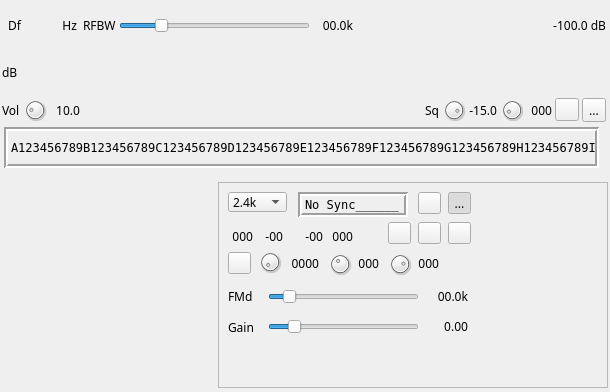
Qt form plugins/channelrx/demoddsd/dsddemodgui.ui (f4exb/sdrangel) before a commit.
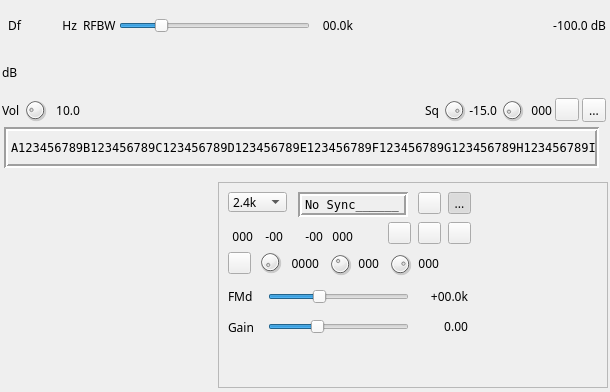
The same form after that commit. Icons and pictures are not drawn. Custom widgets are drawn as their Qt base class.

```diff
--- a/plugins/channelrx/demoddsd/dsddemodgui.ui
+++ b/plugins/channelrx/demoddsd/dsddemodgui.ui
@@ -827,7 +827,7 @@
         <rect>
          <x>50</x>
          <y>107</y>
-         <width>151</width>
+         <width>141</width>
          <height>16</height>
         </rect>
        </property>
@@ -835,13 +835,16 @@
         <string>Maximum frequency deviation (kHz)</string>
        </property>
        <property name="maximum">
-        <number>500</number>
+        <number>100</number>
        </property>
        <property name="pageStep">
         <number>1</number>
        </property>
+       <property name="value">
+        <number>35</number>
+       </property>
        <property name="sliderPosition">
-        <number>50</number>
+        <number>35</number>
        </property>
        <property name="orientation">
         <enum>Qt::Horizontal</enum>
@@ -863,20 +866,20 @@
       <widget class="QLabel" name="fmDeviationText">
        <property name="geometry">
         <rect>
-         <x>210</x>
+         <x>200</x>
          <y>100</y>
-         <width>40</width>
+         <width>50</width>
          <height>29</height>
         </rect>
        </property>
        <property name="minimumSize">
         <size>
-         <width>40</width>
+         <width>50</width>
          <height>0</height>
         </size>
        </property>
        <property name="text">
-        <string>00.0k</string>
+        <string>+00.0k</string>
        </property>
        <property name="alignment">
         <set>Qt::AlignRight|Qt::AlignTrailing|Qt::AlignVCenter</set>
@@ -900,7 +903,7 @@
         <rect>
          <x>50</x>
          <y>137</y>
-         <width>151</width>
+         <width>141</width>
          <height>16</height>
         </rect>
        </property>
@@ -917,7 +920,7 @@
         <number>50</number>
        </property>
        <property name="maximum">
-        <number>400</number>
+        <number>200</number>
        </property>
        <property name="pageStep">
         <number>1</number>
@@ -1054,15 +1057,15 @@
       <widget class="QLabel" name="demodGainText">
        <property name="geometry">
         <rect>
-         <x>210</x>
+         <x>200</x>
          <y>130</y>
-         <width>40</width>
+         <width>50</width>
          <height>29</height>
         </rect>
        </property>
        <property name="minimumSize">
         <size>
-         <width>35</width>
+         <width>50</width>
          <height>0</height>
         </size>
        </property>
```
